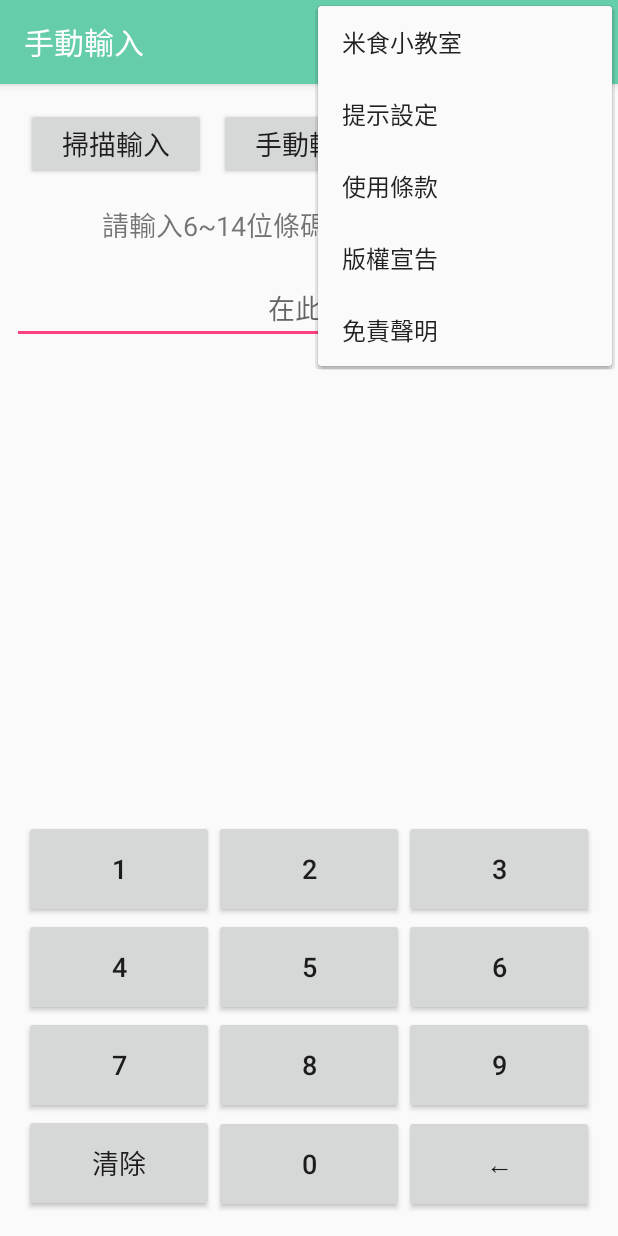
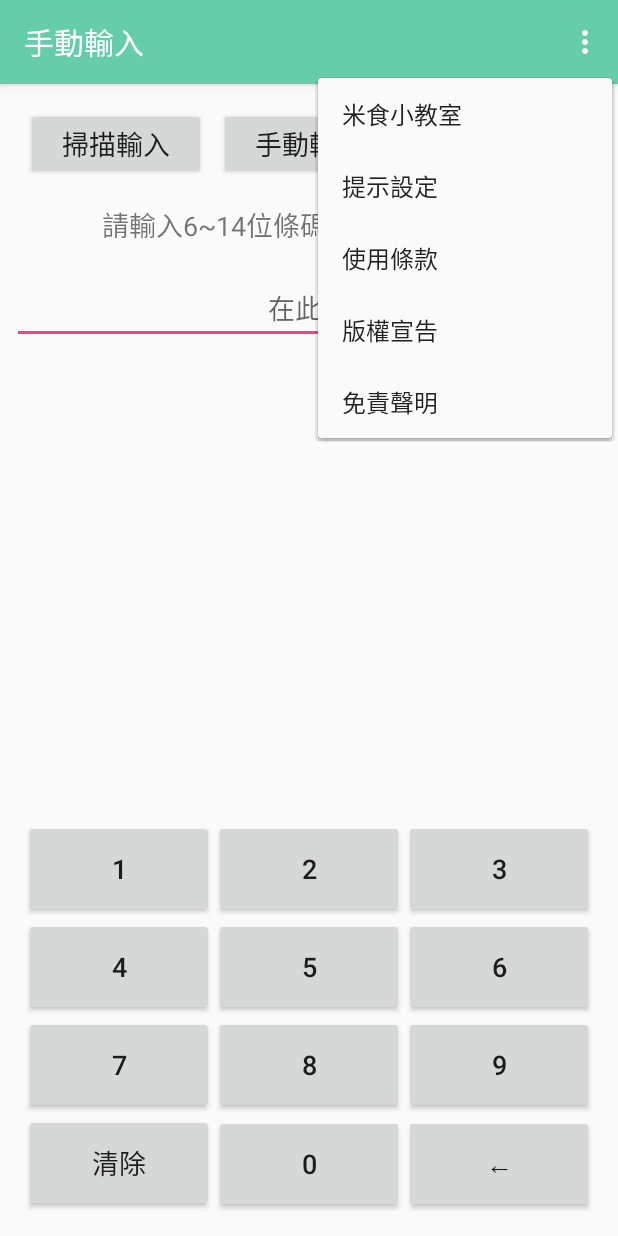
Before and after one commit to SpeedSnails/GoodRice-V2-, an Android app: the KeyActivity screen opened directly, with no data from a screen before it, with the options menu open, on a phone screen of 412 x 824 dp. Run offline under Robolectric (Android 15) with nearby library versions, the phone set to English and light mode, and no system bars.

Commit message:
20180721-1

```diff
--- a/app/src/main/java/com/a000webhostapp/a2018goodrice/goodricev2/MainActivity.java
+++ b/app/src/main/java/com/a000webhostapp/a2018goodrice/goodricev2/MainActivity.java
@@ -5,6 +5,7 @@ import android.os.Bundle;
 import android.view.Menu;
 import android.view.MenuInflater;
 import android.view.MenuItem;
+import android.widget.Toolbar;
 
 public class MainActivity extends AppCompatActivity {
 
--- a/app/src/main/res/layout/setting.xml
+++ b/app/src/main/res/layout/setting.xml
@@ -65,7 +65,7 @@
         android:layout_marginBottom="8dp"
         android:layout_marginEnd="8dp"
         android:layout_marginStart="8dp"
-        android:text="@string/btnBackscan"
+        android:text="@string/backScan"
         android:textSize="18sp"
         app:layout_constraintBottom_toBottomOf="parent"
         app:layout_constraintEnd_toEndOf="parent"
--- a/app/src/main/res/menu/main_menu.xml
+++ b/app/src/main/res/menu/main_menu.xml
@@ -4,7 +4,8 @@
 
     <item
         android:id="@+id/classroom"
-        android:title="@string/classroom" />
+        android:title="@string/classroom"
+        app:showAsAction="never" />
     <item
         android:id="@+id/setting"
         android:title="@string/setting"
@@ -15,7 +16,8 @@
         app:showAsAction="never" />
     <item
         android:id="@+id/copyright"
-        android:title="@string/copyright" />
+        android:title="@string/copyright"
+        app:showAsAction="never" />
     <item
         android:id="@+id/disclaimer"
         android:title="@string/disclaimer"
--- a/app/src/main/res/values/styles.xml
+++ b/app/src/main/res/values/styles.xml
@@ -7,6 +7,7 @@
         <item name="colorPrimaryDark">@color/colorPrimaryDark</item>
         <item name="colorAccent">@color/colorAccent</item>
         <item name="android:navigationBarColor">@color/colorPrimaryDark</item>
+        <item name="overlapAnchor">false</item>
     </style>
 
 </resources>
```
Also changed, not shown: app/src/main/res/layout/toolbar.xml (+16 -2 lines).
